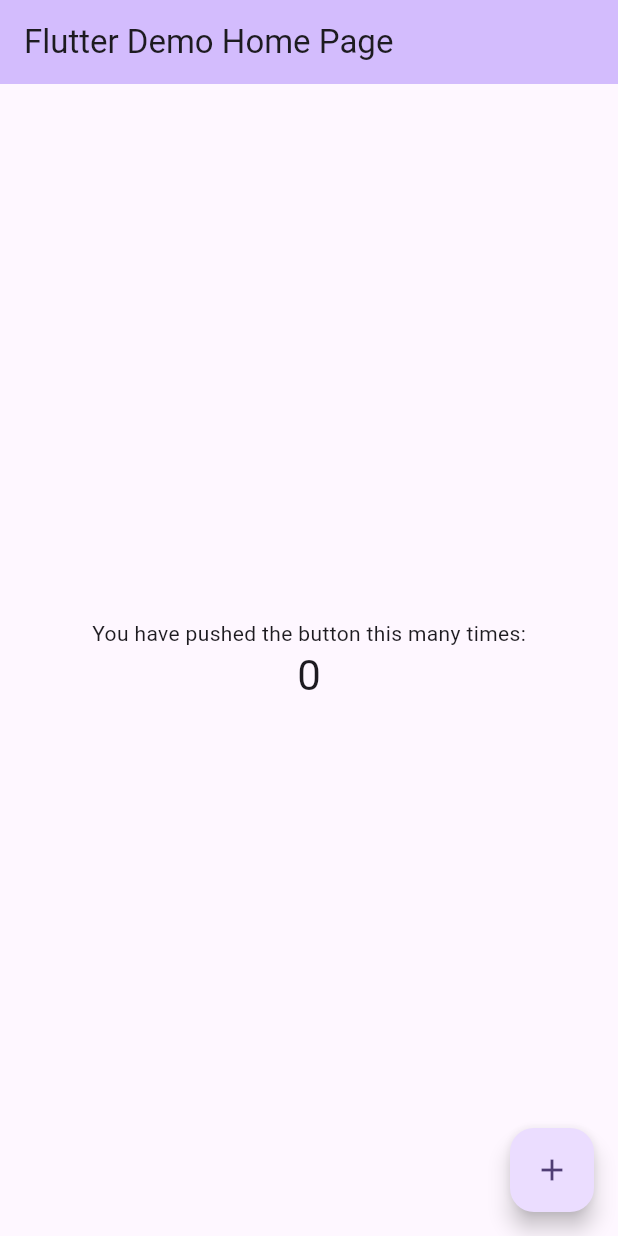
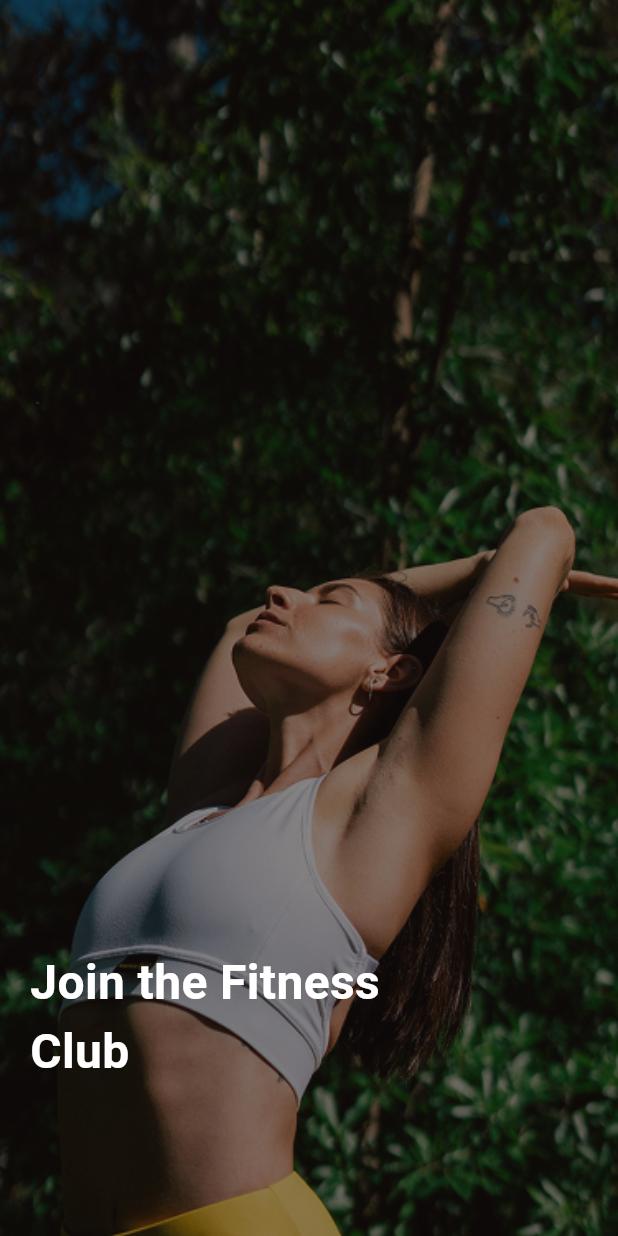
Before and after one commit to parindyaliyanage/intern_task_1, a Flutter app: the screen it shows after launch, on a phone screen of 412 x 824 dp. Run offline on Flutter 3.47's test engine with Material 3 defaults, Android fonts, the light colour scheme and no system bars.

Commit message:
SplashScreen added

```diff
--- a/lib/main.dart
+++ b/lib/main.dart
@@ -1,4 +1,6 @@
 import 'package:flutter/material.dart';
+import 'package:intern_task_1/screens/splash_screen.dart';
+import 'package:intern_task_1/themes/colors.dart';
 
 void main() {
   runApp(const MyApp());
@@ -7,116 +9,17 @@ void main() {
 class MyApp extends StatelessWidget {
   const MyApp({super.key});
 
-  // This widget is the root of your application.
   @override
   Widget build(BuildContext context) {
     return MaterialApp(
-      title: 'Flutter Demo',
+      debugShowCheckedModeBanner: false,
       theme: ThemeData(
-        // This is the theme of your application.
-        //
-        // TRY THIS: Try running your application with "flutter run". You'll see
-        // the application has a purple toolbar. Then, without quitting the app,
-        // try changing the seedColor in the colorScheme below to Colors.green
-        // and then invoke "hot reload" (save your changes or press the "hot
-        // reload" button in a Flutter-supported IDE, or press "r" if you used
-        // the command line to start the app).
-        //
-        // Notice that the counter didn't reset back to zero; the application
-        // state is not lost during the reload. To reset the state, use hot
-        // restart instead.
-        //
-        // This works for code too, not just values: Most code changes can be
-        // tested with just a hot reload.
-        colorScheme: ColorScheme.fromSeed(seedColor: Colors.deepPurple),
+        colorScheme: ColorScheme.fromSeed(
+          seedColor: AppColors.seedColor,
+          brightness: Brightness.dark,
+        ),
       ),
-      home: const MyHomePage(title: 'Flutter Demo Home Page'),
+      home: const SplashScreen(),
     );
   }
 }
-
-class MyHomePage extends StatefulWidget {
-  const MyHomePage({super.key, required this.title});
-
-  // This widget is the home page of your application. It is stateful, meaning
-  // that it has a State object (defined below) that contains fields that affect
-  // how it looks.
-
-  // This class is the configuration for the state. It holds the values (in this
-  // case the title) provided by the parent (in this case the App widget) and
-  // used by the build method of the State. Fields in a Widget subclass are
-  // always marked "final".
-
-  final String title;
-
-  @override
-  State<MyHomePage> createState() => _MyHomePageState();
-}
-
-class _MyHomePageState extends State<MyHomePage> {
-  int _counter = 0;
-
-  void _incrementCounter() {
-    setState(() {
-      // This call to setState tells the Flutter framework that something has
-      // changed in this State, which causes it to rerun the build method below
-      // so that the display can reflect the updated values. If we changed
-      // _counter without calling setState(), then the build method would not be
-      // called again, and so nothing would appear to happen.
-      _counter++;
-    });
-  }
-
-  @override
-  Widget build(BuildContext context) {
-    // This method is rerun every time setState is called, for instance as done
-    // by the _incrementCounter method above.
-    //
-    // The Flutter framework has been optimized to make rerunning build methods
-    // fast, so that you can just rebuild anything that needs updating rather
-    // than having to individually change instances of widgets.
-    return Scaffold(
-      appBar: AppBar(
-        // TRY THIS: Try changing the color here to a specific color (to
-        // Colors.amber, perhaps?) and trigger a hot reload to see the AppBar
-        // change color while the other colors stay the same.
-        backgroundColor: Theme.of(context).colorScheme.inversePrimary,
-        // Here we take the value from the MyHomePage object that was created by
-        // the App.build method, and use it to set our appbar title.
-        title: Text(widget.title),
-      ),
-      body: Center(
-        // Center is a layout widget. It takes a single child and positions it
-        // in the middle of the parent.
-        child: Column(
-          // Column is also a layout widget. It takes a list of children and
-          // arranges them vertically. By default, it sizes itself to fit its
-          // children horizontally, and tries to be as tall as its parent.
-          //
-          // Column has various properties to control how it sizes itself and
-          // how it positions its children. Here we use mainAxisAlignment to
-          // center the children vertically; the main axis here is the vertical
-          // axis because Columns are vertical (the cross axis would be
-          // horizontal).
-          //
-          // TRY THIS: Invoke "debug painting" (choose the "Toggle Debug Paint"
-          // action in the IDE, or press "p" in the console), to see the
-          // wireframe for each widget.
-          mainAxisAlignment: MainAxisAlignment.center,
-          children: <Widget>[
-            const Text('You have pushed the button this many times:'),
-            Text(
-              '$_counter',
-              style: Theme.of(context).textTheme.headlineMedium,
-            ),
-          ],
-        ),
-      ),
-      floatingActionButton: FloatingActionButton(
-        onPressed: _incrementCounter,
-        tooltip: 'Increment',
-        child: const Icon(Icons.add),
-      ), // This trailing comma makes auto-formatting nicer for build methods.
-    );
-  }
-}
--- /dev/null
+++ b/lib/screens/splash_screen.dart
@@ -0,0 +1,44 @@
+import 'package:flutter/material.dart';
+// import 'package:intern_task_1/themes/colors.dart';
+
+class SplashScreen extends StatelessWidget {
+  const SplashScreen({super.key});
+
+  @override
+  Widget build(BuildContext context) {
+    return Scaffold(
+      body: Stack(
+        children: [
+          Container(
+            width: double.infinity,
+            height: MediaQuery.of(context).size.height,
+            decoration: const BoxDecoration(
+              image: DecorationImage(
+                image: AssetImage('assets/images/splash.png'),
+                fit: BoxFit.cover,
+              ),
+            ),
+          ),
+          Positioned(
+            bottom: 100,
+            left: 20,
+            right: 100,
+            child: Column(
+              crossAxisAlignment: CrossAxisAlignment.start,
+              children: const [
+                Text(
+                  'Join the Fitness Club',
+                  style: TextStyle(
+                    color: Colors.white,
+                    fontSize: 32,
+                    fontWeight: FontWeight.bold,
+                  ),
+                ),
+              ],
+            ),
+          ),
+        ],
+      ),
+    );
+  }
+}
--- /dev/null
+++ b/lib/themes/colors.dart
@@ -0,0 +1,6 @@
+import 'package:flutter/material.dart';
+
+class AppColors {
+  static const Color primaryColor = Colors.teal;
+  static const Color seedColor = Color(0xFF6C0B0B);
+}
--- a/pubspec.yaml
+++ b/pubspec.yaml
@@ -34,6 +34,7 @@ dependencies:
   # The following adds the Cupertino Icons font to your application.
   # Use with the CupertinoIcons class for iOS style icons.
   cupertino_icons: ^1.0.8
+  provider: ^6.1.5+1
 
 dev_dependencies:
   flutter_test:
@@ -58,8 +59,8 @@ flutter:
   uses-material-design: true
 
   # To add assets to your application, add an assets section, like this:
-  # assets:
-  #   - images/a_dot_burr.jpeg
+  assets:
+    - assets/images/
   #   - images/a_dot_ham.jpeg
 
   # An image asset can refer to one or more resolution-specific "variants", see
```
Also changed, not shown: assets/images/splash.png (added), pubspec.lock, 1 other file.
